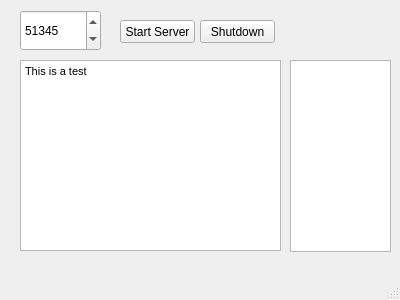
k-rol/DoItChatty, file DoItChattyServer/mainwindow.ui: the form before one commit.
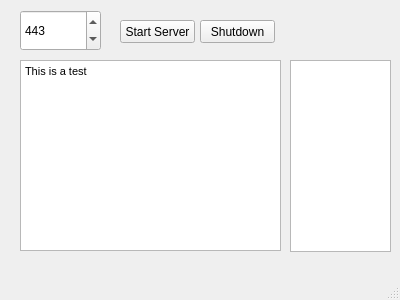
The form after the commit.

Diff of the .ui file:
```diff
--- a/DoItChattyServer/mainwindow.ui
+++ b/DoItChattyServer/mainwindow.ui
@@ -43,7 +43,7 @@
      <number>65535</number>
     </property>
     <property name="value">
-     <number>51345</number>
+     <number>443</number>
     </property>
    </widget>
    <widget class="QPushButton" name="shutdownButton">
```
